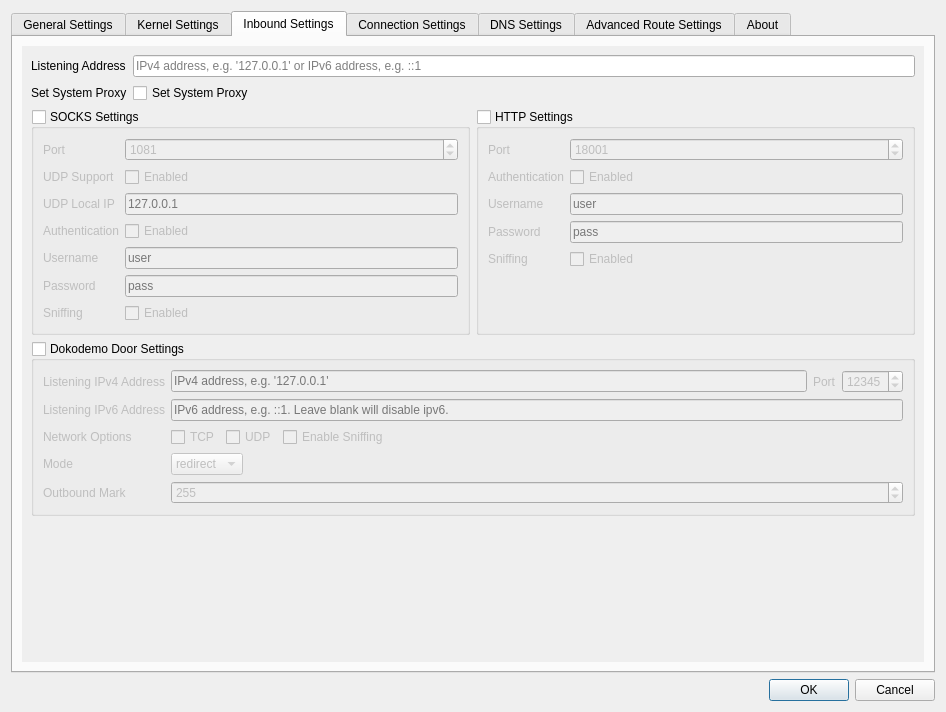
First picture: the form in src/ui/widgets/windows/w_PreferencesWindow.ui, repository Qv2ray/Qv2ray, before the edit.
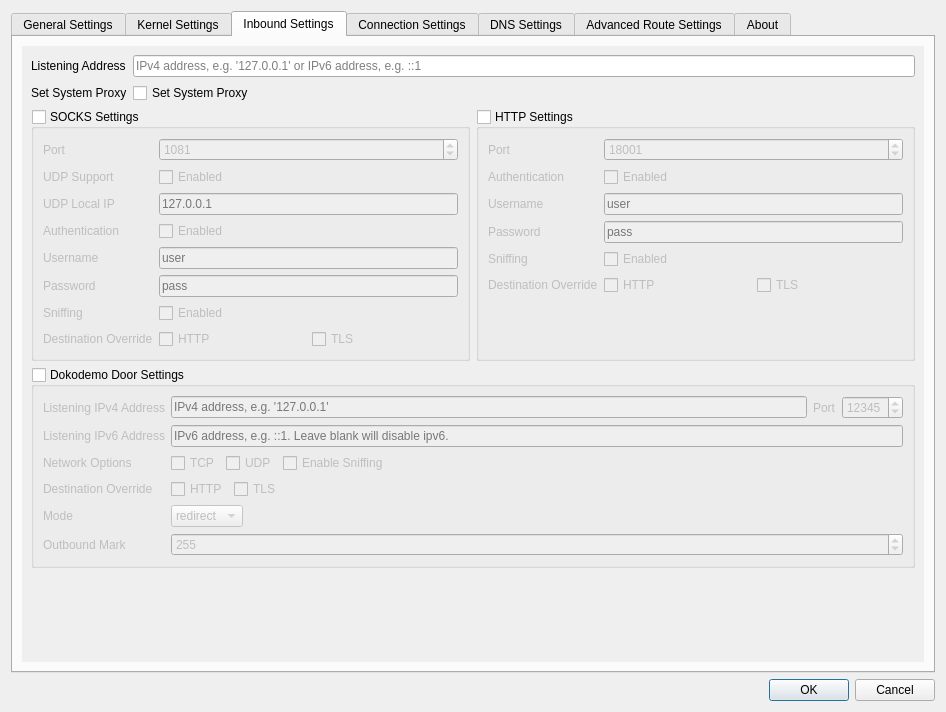
Second picture: the form after the edit. The open tabs and pages were chosen to show the change. Icons and pictures are not drawn.

Commit message: add destOverride settings

Diff of the .ui file:
```diff
--- a/src/ui/widgets/windows/w_PreferencesWindow.ui
+++ b/src/ui/widgets/windows/w_PreferencesWindow.ui
@@ -1222,6 +1222,34 @@
                   </property>
                  </widget>
                 </item>
+                <item row="8" column="0">
+                 <widget class="QLabel" name="label_91">
+                  <property name="text">
+                   <string>Destination Override</string>
+                  </property>
+                  <property name="textFormat">
+                   <enum>Qt::PlainText</enum>
+                  </property>
+                 </widget>
+                </item>
+                <item row="8" column="1">
+                 <layout class="QHBoxLayout" name="horizontalLayout_12">
+                  <item>
+                   <widget class="QCheckBox" name="socksOverrideHTTPCB">
+                    <property name="text">
+                     <string>HTTP</string>
+                    </property>
+                   </widget>
+                  </item>
+                  <item>
+                   <widget class="QCheckBox" name="socksOverrideTLSCB">
+                    <property name="text">
+                     <string>TLS</string>
+                    </property>
+                   </widget>
+                  </item>
+                 </layout>
+                </item>
                </layout>
               </widget>
              </item>
@@ -1328,6 +1356,34 @@
                   </property>
                  </widget>
                 </item>
+                <item row="5" column="0">
+                 <widget class="QLabel" name="label_92">
+                  <property name="text">
+                   <string>Destination Override</string>
+                  </property>
+                  <property name="textFormat">
+                   <enum>Qt::PlainText</enum>
+                  </property>
+                 </widget>
+                </item>
+                <item row="5" column="1">
+                 <layout class="QHBoxLayout" name="horizontalLayout_13">
+                  <item>
+                   <widget class="QCheckBox" name="httpOverrideHTTPCB">
+                    <property name="text">
+                     <string>HTTP</string>
+                    </property>
+                   </widget>
+                  </item>
+                  <item>
+                   <widget class="QCheckBox" name="httpOverrideTLSCB">
+                    <property name="text">
+                     <string>TLS</string>
+                    </property>
+                   </widget>
+                  </item>
+                 </layout>
+                </item>
                </layout>
               </widget>
              </item>
@@ -1423,6 +1479,47 @@
                  </layout>
                 </item>
                 <item row="3" column="0">
+                 <widget class="QLabel" name="label_93">
+                  <property name="text">
+                   <string>Destination Override</string>
+                  </property>
+                  <property name="textFormat">
+                   <enum>Qt::PlainText</enum>
+                  </property>
+                 </widget>
+                </item>
+                <item row="3" column="1">
+                 <layout class="QHBoxLayout" name="horizontalLayout_14">
+                  <item>
+                   <widget class="QCheckBox" name="tproxyOverrideHTTPCB">
+                    <property name="text">
+                     <string>HTTP</string>
+                    </property>
+                   </widget>
+                  </item>
+                  <item>
+                   <widget class="QCheckBox" name="tproxyOverrideTLSCB">
+                    <property name="text">
+                     <string>TLS</string>
+                    </property>
+                   </widget>
+                  </item>
+                  <item>
+                   <spacer name="horizontalSpacer_3">
+                    <property name="orientation">
+                     <enum>Qt::Horizontal</enum>
+                    </property>
+                    <property name="sizeHint" stdset="0">
+                     <size>
+                      <width>40</width>
+                      <height>20</height>
+                     </size>
+                    </property>
+                   </spacer>
+                  </item>
+                 </layout>
+                </item>
+                <item row="4" column="0">
                  <widget class="QLabel" name="label_78">
                   <property name="text">
                    <string>Mode</string>
@@ -1432,7 +1529,7 @@
                   </property>
                  </widget>
                 </item>
-                <item row="3" column="1">
+                <item row="4" column="1">
                  <widget class="QComboBox" name="tproxyMode">
                   <property name="sizePolicy">
                    <sizepolicy hsizetype="Fixed" vsizetype="Fixed">
@@ -1452,7 +1549,7 @@
                   </item>
                  </widget>
                 </item>
-                <item row="4" column="0">
+                <item row="5" column="0">
                  <widget class="QLabel" name="label_79">
                   <property name="text">
                    <string>Outbound Mark</string>
@@ -1462,7 +1559,7 @@
                   </property>
                  </widget>
                 </item>
-                <item row="4" column="1">
+                <item row="5" column="1">
                  <widget class="QSpinBox" name="outboundMark">
                   <property name="minimum">
                    <number>0</number>
```
Left out of the diff: 2 changed lines with no effect on the pictures. The commit also changes 5 other files.
